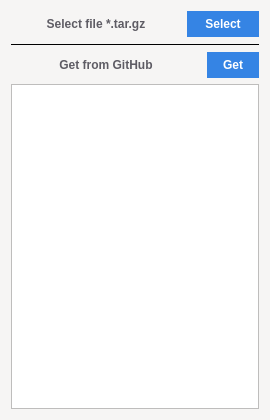
First picture: the form in ui/qt_generated/add_dialog.ui, repository Yarosvet/Bionic, before the edit.
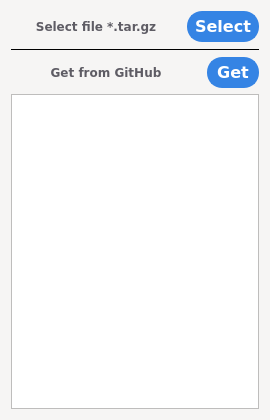
Second picture: the form after the edit. Icons and pictures are not drawn.

```diff
--- a/ui/qt_generated/add_dialog.ui
+++ b/ui/qt_generated/add_dialog.ui
@@ -157,15 +157,6 @@
        </color>
       </brush>
      </colorrole>
-     <colorrole role="PlaceholderText">
-      <brush brushstyle="SolidPattern">
-       <color alpha="128">
-        <red>0</red>
-        <green>0</green>
-        <blue>0</blue>
-       </color>
-      </brush>
-     </colorrole>
     </active>
     <inactive>
      <colorrole role="WindowText">
@@ -303,15 +294,6 @@
        </color>
       </brush>
      </colorrole>
-     <colorrole role="PlaceholderText">
-      <brush brushstyle="SolidPattern">
-       <color alpha="128">
-        <red>0</red>
-        <green>0</green>
-        <blue>0</blue>
-       </color>
-      </brush>
-     </colorrole>
     </inactive>
     <disabled>
      <colorrole role="WindowText">
@@ -449,15 +431,6 @@
        </color>
       </brush>
      </colorrole>
-     <colorrole role="PlaceholderText">
-      <brush brushstyle="SolidPattern">
-       <color alpha="128">
-        <red>0</red>
-        <green>0</green>
-        <blue>0</blue>
-       </color>
-      </brush>
-     </colorrole>
     </disabled>
    </palette>
   </property>
@@ -481,6 +454,8 @@
        </property>
        <property name="font">
         <font>
+         <family>DejaVu Sans</family>
+         <pointsize>9</pointsize>
          <weight>75</weight>
          <bold>true</bold>
         </font>
@@ -506,6 +481,8 @@
        </property>
        <property name="font">
         <font>
+         <family>DejaVu Sans</family>
+         <pointsize>12</pointsize>
          <weight>75</weight>
          <bold>true</bold>
         </font>
@@ -522,7 +499,7 @@
 border-color: rgb(53, 132, 228);
 padding: 4px;
 width: 60px;
-</string>
+min-height: 18px;</string>
        </property>
        <property name="text">
         <string>Select</string>
@@ -565,6 +542,8 @@
        </property>
        <property name="font">
         <font>
+         <family>DejaVu Sans</family>
+         <pointsize>9</pointsize>
          <weight>75</weight>
          <bold>true</bold>
         </font>
@@ -590,6 +569,8 @@
        </property>
        <property name="font">
         <font>
+         <family>DejaVu Sans</family>
+         <pointsize>12</pointsize>
          <weight>75</weight>
          <bold>true</bold>
         </font>
@@ -606,7 +587,7 @@
 border-color: rgb(53, 132, 228);
 padding: 4px;
 width: 40px;
-</string>
+min-height: 18px;</string>
        </property>
        <property name="text">
         <string>Get</string>
```
Left out of the diff: 4 changed lines with no effect on the pictures.
